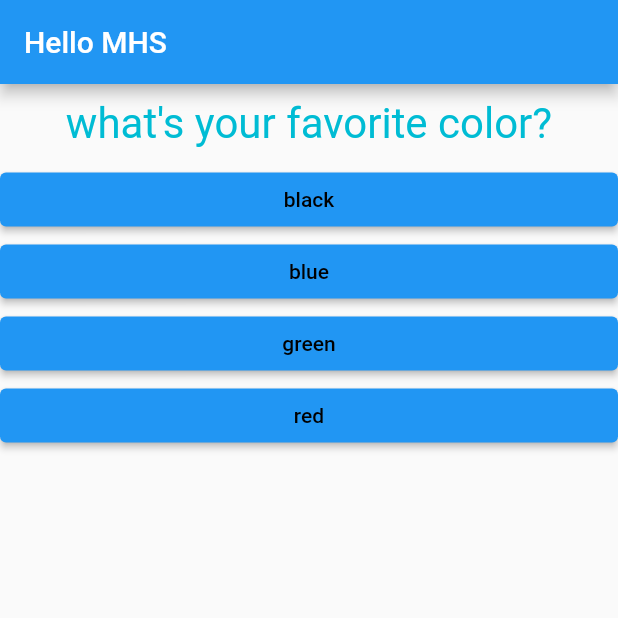
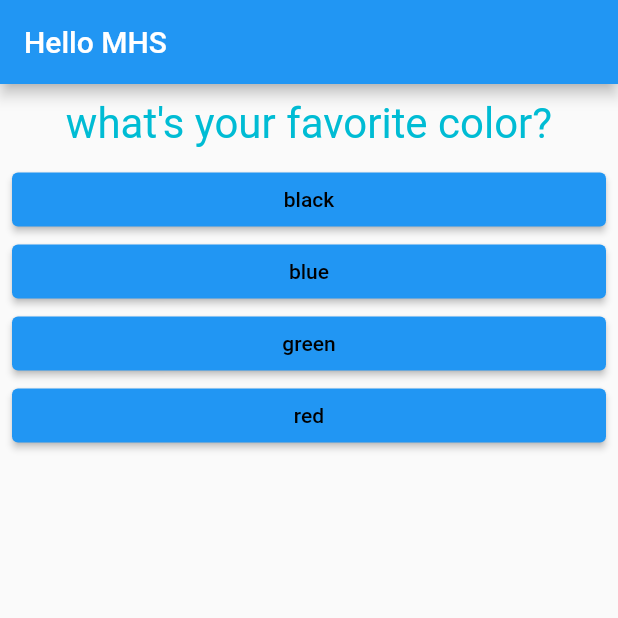
Before and after one commit to mhshakil09/flutter_first_app, a Flutter app: the screen it shows after launch, on a phone screen of 412 x 824 dp, the top half of it. Run offline on Flutter 3.47's test engine with Material 2 defaults, Android fonts, the phone set to English and light mode, and no system bars; our stand-ins replace fluttertoast.

Commit message:
Project Complete according to that Course

```diff
--- a/lib/answer.dart
+++ b/lib/answer.dart
@@ -10,6 +10,7 @@ class Answer extends StatelessWidget {
   Widget build(BuildContext context) {
     return SizedBox(
       width: double.infinity,
+      child: Container(
         child: ElevatedButton(
           child: Text(
             answerText,
@@ -19,6 +20,8 @@ class Answer extends StatelessWidget {
             selectHandler();
           },
         ),
+        margin: EdgeInsets.fromLTRB(8, 0, 8, 0),
+      ),
     );
   }
 }
--- a/lib/main.dart
+++ b/lib/main.dart
@@ -1,5 +1,7 @@
 import 'package:flutter/material.dart';
 import 'package:flutter_first_app/answer.dart';
+import 'package:flutter_first_app/quiz.dart';
+import 'package:flutter_first_app/result.dart';
 import 'package:fluttertoast/fluttertoast.dart';
 
 import './question.dart';
@@ -12,9 +14,49 @@ class MyApp extends StatefulWidget {
 }
 
 class _MyAppState extends State<MyApp> {
+  final _questions = const [
+    {
+      'questionText': "what's your favorite color?",
+      'answers': [
+        {'text': 'black', 'score': 2},
+        {'text': 'blue', 'score': 5},
+        {'text': 'green', 'score': 8},
+        {'text': 'red', 'score': 4}
+      ]
+    },
+    {
+      'questionText': "what's your favorite food?",
+      'answers': [
+        {'text': 'sweets', 'score': 8},
+        {'text': 'spicy', 'score': 7},
+        {'text': 'ice-cream', 'score': 10},
+        {'text': 'all', 'score': 5}
+      ]
+    },
+    {
+      'questionText': "what's your favorite game?",
+      'answers': [
+        {'text': 'cs', 'score': 8},
+        {'text': 'bs', 'score': 7},
+        {'text': 'pd', 'score': 6},
+        {'text': 'vr', 'score': 6}
+      ]
+    },
+  ];
+
   var _questionIndex = 0;
+  var _totalScore = 0;
 
-  void _answerQuestion() {
+  void _resetQuiz() {
+    setState(() {
+      _questionIndex = 0;
+      _totalScore = 0;
+
+    });
+  }
+
+  void _answerQuestion(int score) {
+    _totalScore += score;
     setState(() {
       _questionIndex += 1;
     });
@@ -32,36 +74,18 @@ class _MyAppState extends State<MyApp> {
 
   @override
   Widget build(BuildContext context) {
-    var questions = [
-      {
-        'questionText': "what's your favorite color?",
-        'answers': ['black', 'blue', 'green', 'red']
-      },
-      {
-        'questionText': "what's your favorite food?",
-        'answers': ['sweets', 'spicy', 'ice-cream', 'all']
-      },
-      {
-        'questionText': "what's your favorite game?",
-        'answers': ['cs', 'bs', 'pd', 'vr']
-      },
-    ];
-
     return MaterialApp(
       home: Scaffold(
         appBar: AppBar(
           title: Text("Hello MHS"),
         ),
-        body: Column(
-          children: [
-            // Text(questions[_questionIndex]),
-            Question(
-              questions[_questionIndex]['questionText'].toString(),
-            ),
-            ...(questions[_questionIndex]['answers'] as List<String>)
-                .map((answer) => Answer(_answerQuestion ,answer)).toList()
-          ],
-        ),
+        body: _questionIndex < _questions.length
+            ? Quiz(
+                answerQuestion: _answerQuestion,
+                questionIndex: _questionIndex,
+                questions: _questions,
+              )
+            : Result(_totalScore, _resetQuiz),
       ),
     );
   }
--- /dev/null
+++ b/lib/quiz.dart
@@ -0,0 +1,27 @@
+import 'package:flutter/material.dart';
+
+import 'question.dart';
+import 'answer.dart';
+
+class Quiz extends StatelessWidget {
+  final List<Map<String, Object>> questions;
+  final int questionIndex;
+  final Function answerQuestion;
+
+  Quiz({required this.questions, required this.answerQuestion, required this.questionIndex});
+
+  @override
+  Widget build(BuildContext context) {
+    return Column(
+      children: [
+        // Text(questions[_questionIndex]),
+        Question(
+          questions[questionIndex]['questionText'].toString(),
+        ),
+        ...(questions[questionIndex]['answers'] as List<Map<String, Object>>)
+            .map((answer) => Answer(() => answerQuestion(answer['score']), answer['text'].toString()))
+            .toList()
+      ],
+    );
+  }
+}
```
Also changed, not shown: lib/result.dart (added, +49 -0 lines). Lines whose indentation alone changed are shown as unchanged.
